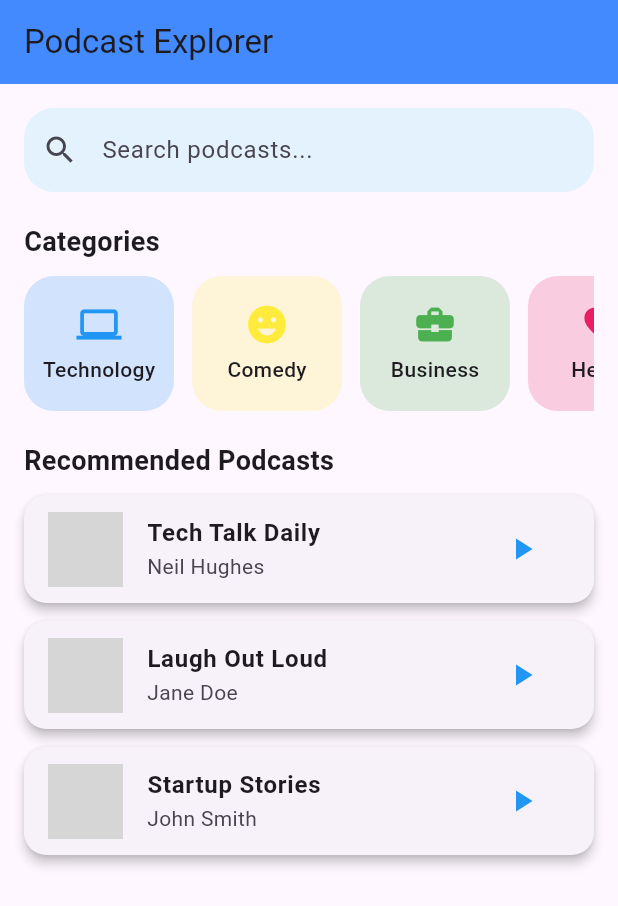
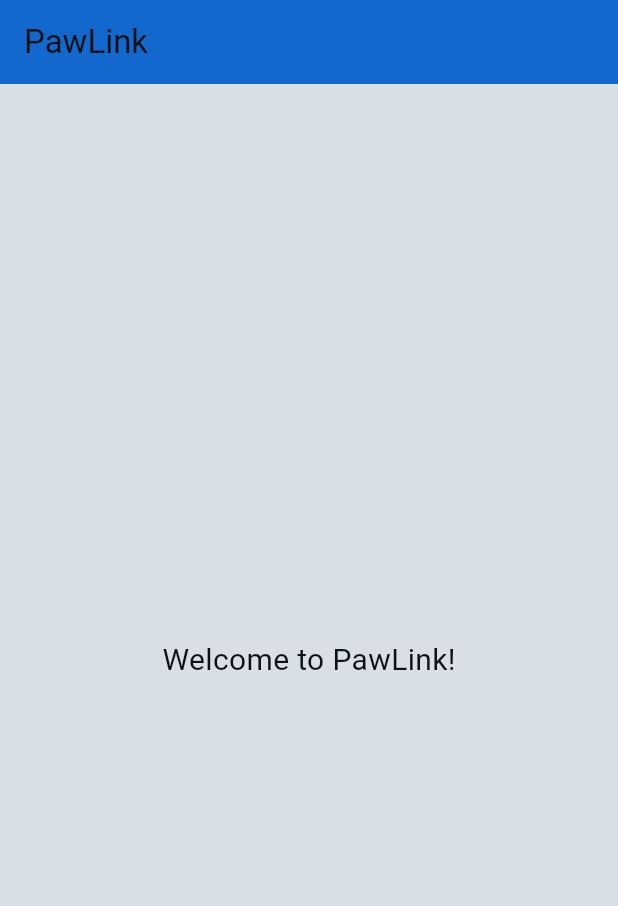
Before and after one commit to Itssafa/projet-mobile, a Flutter app: the screen it shows after launch, on a phone screen of 412 x 824 dp. Shown: the top 906 px of the screen. Run offline on Flutter 3.47's test engine with Material 3 defaults, Android fonts, the phone set to English and light mode, and no system bars; grey boxes are pictures that could not be loaded.

Commit message:
home page

```diff
--- a/lib/main.dart
+++ b/lib/main.dart
@@ -1,151 +1,39 @@
 import 'package:flutter/material.dart';
+import 'package:my_app/app/theme/app_theme.dart';
+import 'package:my_app/app/theme/colors.dart';
 
 void main() {
-  runApp(MyApp());
+  runApp(const MyApp());
 }
 
 class MyApp extends StatelessWidget {
+  const MyApp({super.key});
+
   @override
   Widget build(BuildContext context) {
     return MaterialApp(
       debugShowCheckedModeBanner: false,
-      title: 'Podcast Explorer',
-      theme: ThemeData(primarySwatch: Colors.blue),
-      home: HomePage(),
+      title: 'PawLink',
+      theme: AppTheme.lightTheme,
+      home: const HomePage(),
     );
   }
 }
 
 class HomePage extends StatelessWidget {
-  final List<Map<String, dynamic>> categories = [
-    {"title": "Technology", "color": Colors.blue, "icon": Icons.computer},
-    {"title": "Comedy", "color": Colors.yellow, "icon": Icons.emoji_emotions},
-    {"title": "Business", "color": Colors.green, "icon": Icons.business_center},
-    {"title": "Health", "color": Colors.pink, "icon": Icons.favorite},
-  ];
-
-  final List<Map<String, dynamic>> podcasts = [
-    {
-      "title": "Tech Talk Daily",
-      "author": "Neil Hughes",
-      "image": "https://cdn-icons-png.flaticon.com/512/483/483361.png"
-    },
-    {
-      "title": "Laugh Out Loud",
-      "author": "Jane Doe",
-      "image": "https://cdn-icons-png.flaticon.com/512/616/616408.png"
-    },
-    {
-      "title": "Startup Stories",
-      "author": "John Smith",
-      "image": "https://cdn-icons-png.flaticon.com/512/4712/4712108.png"
-    },
-  ];
+  const HomePage({super.key});
 
   @override
   Widget build(BuildContext context) {
     return Scaffold(
       appBar: AppBar(
-        title: const Text("Podcast Explorer"),
-        backgroundColor: Colors.blueAccent,
+        title: const Text('PawLink'),
+        backgroundColor: AppColors.blue_700, // Main app color
       ),
-      body: SingleChildScrollView(
-        padding: const EdgeInsets.all(16.0),
-        child: Column(
-          crossAxisAlignment: CrossAxisAlignment.start,
-          children: [
-            // 🔍 Barre de recherche
-            TextField(
-              decoration: InputDecoration(
-                hintText: "Search podcasts...",
-                prefixIcon: const Icon(Icons.search),
-                filled: true,
-                fillColor: Colors.blue[50],
-                border: OutlineInputBorder(
-                  borderRadius: BorderRadius.circular(20),
-                  borderSide: BorderSide.none,
-                ),
-              ),
-            ),
-            const SizedBox(height: 20),
-
-            // 🏷️ Catégories
-            const Text(
-              "Categories",
-              style: TextStyle(fontSize: 18, fontWeight: FontWeight.bold),
-            ),
-            const SizedBox(height: 10),
-            SizedBox(
-              height: 90,
-              child: ListView.builder(
-                scrollDirection: Axis.horizontal,
-                itemCount: categories.length,
-                itemBuilder: (context, index) {
-                  final cat = categories[index];
-                  return Container(
-                    width: 100,
-                    margin: const EdgeInsets.only(right: 12),
-                    decoration: BoxDecoration(
-                      color: cat['color'].withOpacity(0.2),
-                      borderRadius: BorderRadius.circular(20),
-                    ),
-                    child: Column(
-                      mainAxisAlignment: MainAxisAlignment.center,
-                      children: [
-                        Icon(cat['icon'], color: cat['color'], size: 30),
-                        const SizedBox(height: 5),
-                        Text(
-                          cat['title'],
-                          style: const TextStyle(fontWeight: FontWeight.w500),
-                        ),
-                      ],
-                    ),
-                  );
-                },
-              ),
-            ),
-            const SizedBox(height: 20),
-
-            // 🎙️ Podcasts recommandés
-            const Text(
-              "Recommended Podcasts",
-              style: TextStyle(fontSize: 18, fontWeight: FontWeight.bold),
-            ),
-            const SizedBox(height: 10),
-            Column(
-              children: podcasts.map((podcast) {
-                return Card(
-                  shape: RoundedRectangleBorder(
-                    borderRadius: BorderRadius.circular(15),
-                  ),
-                  elevation: 3,
-                  margin: const EdgeInsets.only(bottom: 12),
-                  child: ListTile(
-                    leading: ClipRRect(
-                      borderRadius: BorderRadius.circular(10),
-                      child: Image.network(
-                        podcast["image"],
-                        width: 50,
-                        height: 50,
-                        fit: BoxFit.cover,
-                      ),
-                    ),
-                    title: Text(
-                      podcast["title"],
-                      style: const TextStyle(fontWeight: FontWeight.bold),
-                    ),
-                    subtitle: Text(podcast["author"]),
-                    trailing: IconButton(
-                      icon: const Icon(Icons.play_arrow, color: Colors.blue),
-                      onPressed: () {
-                        // Action de lecture
-                      },
-                    ),
-                  ),
-                );
-              }).toList(),
-            ),
-          ],
+      body: const Center(
+        child: Text(
+          'Welcome to PawLink!',
+          style: TextStyle(fontSize: 20),
         ),
       ),
     );
```
